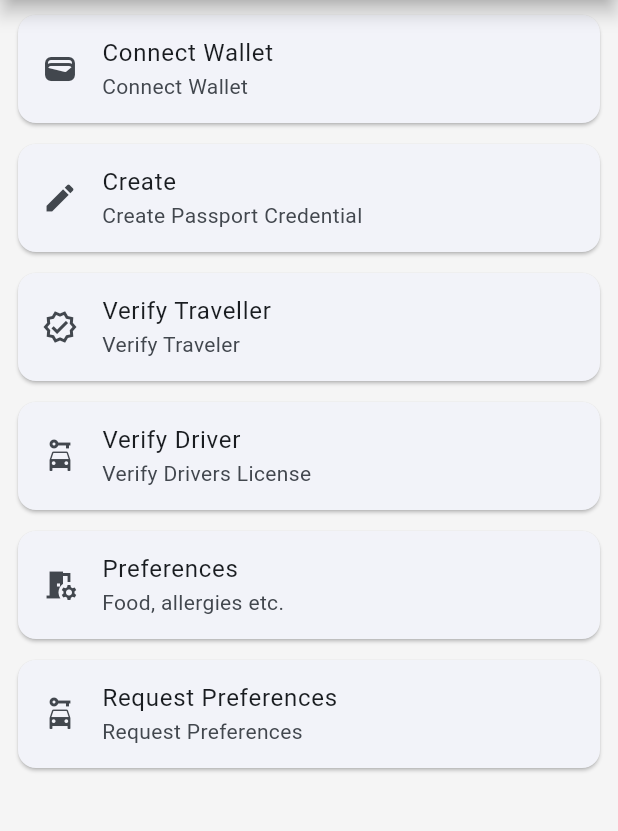
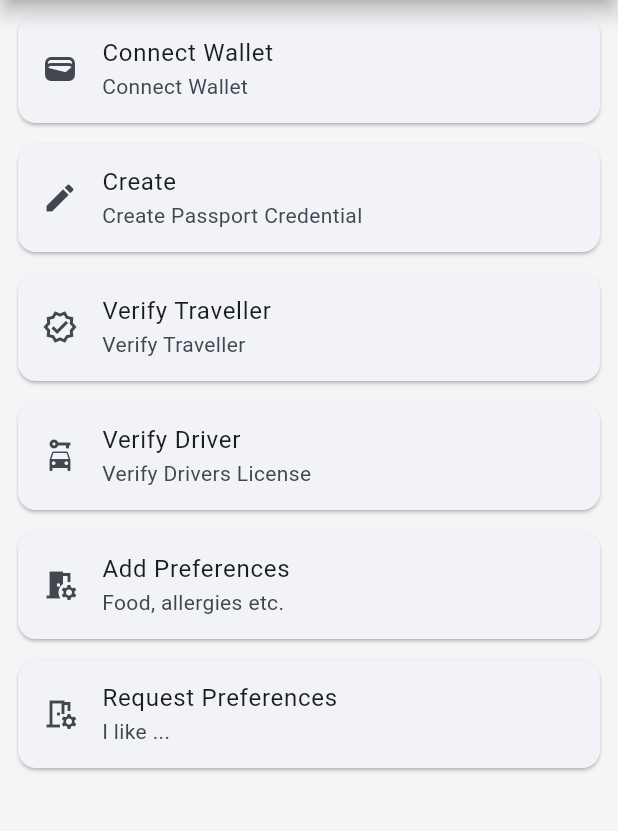
Before and after one commit to gnout/dash, a Flutter app: the screen it shows after launch, on a phone screen of 412 x 824 dp, the part 84-915 px from its top. Run offline on Flutter 3.47's test engine with Material 3 defaults, Android fonts, the phone set to English and light mode, and no system bars; our stand-ins replace google_fonts, qr_flutter; Roboto replaces fonts that are missing (Ubuntu).

Commit message:
fixed some typos

```diff
--- a/lib/presentation/screens/home.dart
+++ b/lib/presentation/screens/home.dart
@@ -31,7 +31,7 @@ class Home extends StatelessWidget {
             MenuTile(
               icon: Icons.verified_outlined,
               title: 'Verify Traveller',
-              subTitle: 'Verify Traveler',
+              subTitle: 'Verify Traveller',
               route: '/verify_traveler',
               checkUserId: false,
             ),
@@ -44,15 +44,15 @@ class Home extends StatelessWidget {
             ),
             MenuTile(
               icon: Icons.room_preferences,
-              title: 'Preferences',
+              title: 'Add Preferences',
               subTitle: 'Food, allergies etc.',
               route: '/preferences',
-              checkUserId: false,
+              checkUserId: true,
             ),
             MenuTile(
-              icon: Icons.car_rental,
+              icon: Icons.room_preferences_outlined,
               title: 'Request Preferences',
-              subTitle: 'Request Preferences',
+              subTitle: 'I like ...',
               route: '/requestPreferences',
               checkUserId: false,
             )
--- a/lib/presentation/screens/verify_traveler.dart
+++ b/lib/presentation/screens/verify_traveler.dart
@@ -17,7 +17,7 @@ class _CreateState extends State<VerifyTraveler> {
   Widget build(BuildContext context) {
     return Scaffold(
       appBar: AppBar(
-        title: const Text('Verify Traveler'),
+        title: const Text('Verify Traveller'),
       ),
       body: Form(
         key: _formKey,
```
